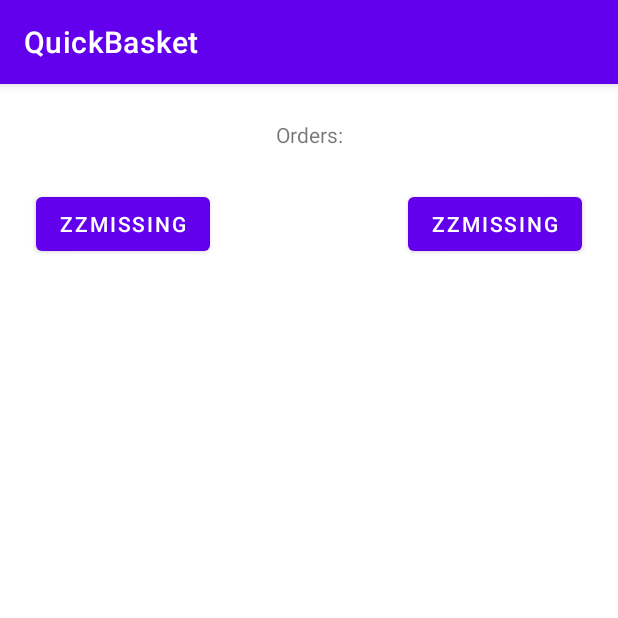
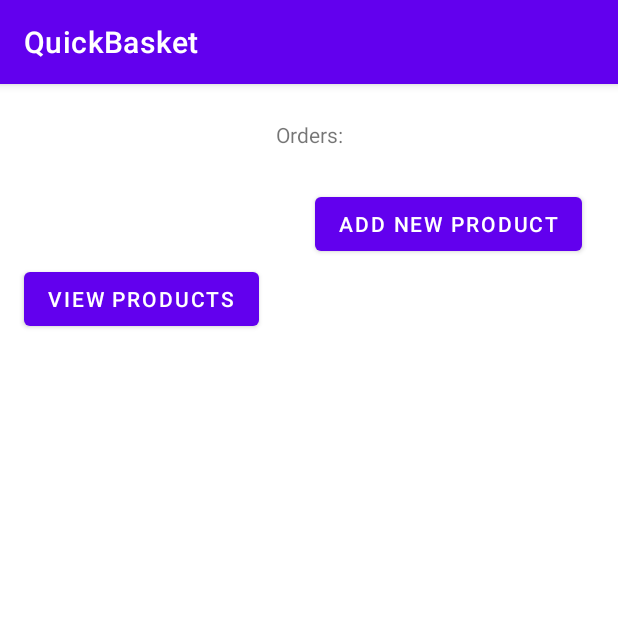
Before and after one commit to LunarECL/QuickBasket, an Android app: the main_screen_owner screen opened directly, with no data from a screen before it, on a phone screen of 412 x 824 dp, the top half of it. Run offline under Robolectric (Android 15) with nearby library versions, the phone set to English and light mode, and no system bars.

Commit message:
Edited main_screen_owner.xml

```diff
--- a/app/src/main/res/layout/activity_main_screen_owner.xml
+++ b/app/src/main/res/layout/activity_main_screen_owner.xml
@@ -10,12 +10,12 @@
         android:id="@+id/button2"
         android:layout_width="wrap_content"
         android:layout_height="wrap_content"
-        android:layout_marginStart="24dp"
-        android:text="@string/view_products"
+        android:layout_marginStart="16dp"
+        android:text="View Products"
         app:layout_constraintBottom_toBottomOf="parent"
         app:layout_constraintStart_toStartOf="parent"
         app:layout_constraintTop_toTopOf="parent"
-        app:layout_constraintVertical_bias="0.096" />
+        app:layout_constraintVertical_bias="0.166" />
 
     <TextView
         android:id="@+id/textView"
@@ -32,7 +32,7 @@
         android:layout_width="wrap_content"
         android:layout_height="wrap_content"
         android:layout_marginEnd="24dp"
-        android:text="@string/add_new_product"
+        android:text="Add New Product"
         app:layout_constraintBottom_toBottomOf="parent"
         app:layout_constraintEnd_toEndOf="parent"
         app:layout_constraintTop_toTopOf="parent"
```
